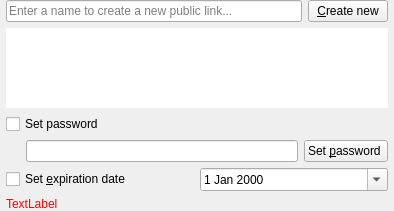
Above: src/gui/sharelinkwidget.ui from yufish/desktop before the change. Below: the same form after it.
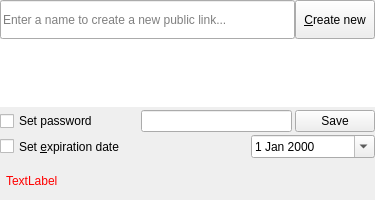
That is the form after the change.

Commit message: Better size policy for the share dialog.

Patch:
```diff
--- a/src/gui/sharelinkwidget.ui
+++ b/src/gui/sharelinkwidget.ui
@@ -6,45 +6,66 @@
    <rect>
     <x>0</x>
     <y>0</y>
-    <width>394</width>
-    <height>211</height>
+    <width>375</width>
+    <height>200</height>
    </rect>
   </property>
   <property name="sizePolicy">
-   <sizepolicy hsizetype="Expanding" vsizetype="Preferred">
+   <sizepolicy hsizetype="Minimum" vsizetype="Minimum">
     <horstretch>0</horstretch>
     <verstretch>0</verstretch>
    </sizepolicy>
   </property>
+  <property name="minimumSize">
+   <size>
+    <width>375</width>
+    <height>0</height>
+   </size>
+  </property>
   <property name="windowTitle">
    <string>Share NewDocument.odt</string>
   </property>
   <layout class="QVBoxLayout" name="verticalLayout">
    <property name="spacing">
-    <number>6</number>
+    <number>0</number>
    </property>
    <property name="sizeConstraint">
-    <enum>QLayout::SetDefaultConstraint</enum>
+    <enum>QLayout::SetMinimumSize</enum>
    </property>
    <property name="leftMargin">
-    <number>6</number>
+    <number>0</number>
    </property>
    <property name="topMargin">
     <number>0</number>
    </property>
    <property name="rightMargin">
-    <number>6</number>
+    <number>0</number>
    </property>
    <property name="bottomMargin">
     <number>0</number>
    </property>
    <item>
     <layout class="QHBoxLayout" name="horizontalLayout_create">
+     <property name="spacing">
+      <number>0</number>
+     </property>
      <property name="sizeConstraint">
-      <enum>QLayout::SetFixedSize</enum>
+      <enum>QLayout::SetMinimumSize</enum>
      </property>
      <item>
       <widget class="QLineEdit" name="nameLineEdit">
+       <property name="sizePolicy">
+        <sizepolicy hsizetype="MinimumExpanding" vsizetype="Minimum">
+         <horstretch>0</horstretch>
+         <verstretch>0</verstretch>
+        </sizepolicy>
+       </property>
+       <property name="minimumSize">
+        <size>
+         <width>293</width>
+         <height>0</height>
+        </size>
+       </property>
        <property name="placeholderText">
         <string>Enter a name to create a new public link...</string>
        </property>
@@ -52,6 +73,18 @@
      </item>
      <item>
       <widget class="QPushButton" name="createShareButton">
+       <property name="sizePolicy">
+        <sizepolicy hsizetype="Minimum" vsizetype="Minimum">
+         <horstretch>0</horstretch>
+         <verstretch>0</verstretch>
+        </sizepolicy>
+       </property>
+       <property name="minimumSize">
+        <size>
+         <width>80</width>
+         <height>0</height>
+        </size>
+       </property>
        <property name="text">
         <string>&amp;Create new</string>
        </property>
@@ -62,11 +95,17 @@
    <item>
     <widget class="QTableWidget" name="linkShares">
      <property name="sizePolicy">
-      <sizepolicy hsizetype="Expanding" vsizetype="Preferred">
+      <sizepolicy hsizetype="Minimum" vsizetype="Minimum">
        <horstretch>0</horstretch>
        <verstretch>0</verstretch>
       </sizepolicy>
      </property>
+     <property name="minimumSize">
+      <size>
+       <width>375</width>
+       <height>0</height>
+      </size>
+     </property>
      <property name="frameShape">
       <enum>QFrame::NoFrame</enum>
      </property>
@@ -76,6 +115,9 @@
      <property name="horizontalScrollBarPolicy">
       <enum>Qt::ScrollBarAlwaysOff</enum>
      </property>
+     <property name="sizeAdjustPolicy">
+      <enum>QAbstractScrollArea::AdjustToContents</enum>
+     </property>
      <property name="selectionMode">
       <enum>QAbstractItemView::SingleSelection</enum>
      </property>
@@ -104,25 +146,52 @@
    </item>
    <item>
     <widget class="QWidget" name="shareProperties" native="true">
-     <layout class="QGridLayout" name="gridLayout_2">
+     <property name="sizePolicy">
+      <sizepolicy hsizetype="Minimum" vsizetype="Minimum">
+       <horstretch>0</horstretch>
+       <verstretch>0</verstretch>
+      </sizepolicy>
+     </property>
+     <property name="minimumSize">
+      <size>
+       <width>375</width>
+       <height>0</height>
+      </size>
+     </property>
+     <layout class="QGridLayout" name="gridLayout_2" columnstretch="0">
+      <property name="sizeConstraint">
+       <enum>QLayout::SetMinimumSize</enum>
+      </property>
       <property name="leftMargin">
        <number>0</number>
       </property>
       <property name="topMargin">
-       <number>0</number>
+       <number>3</number>
       </property>
       <property name="rightMargin">
        <number>0</number>
       </property>
       <property name="bottomMargin">
+       <number>3</number>
+      </property>
+      <property name="horizontalSpacing">
        <number>0</number>
       </property>
+      <property name="verticalSpacing">
+       <number>3</number>
+      </property>
       <item row="2" column="0">
-       <layout class="QHBoxLayout" name="horizontalLayout_password">
+       <layout class="QHBoxLayout" name="horizontalLayout_password" stretch="1,0,2,0">
+        <property name="spacing">
+         <number>3</number>
+        </property>
+        <property name="sizeConstraint">
+         <enum>QLayout::SetMinimumSize</enum>
+        </property>
         <item>
          <widget class="QCheckBox" name="checkBox_password">
           <property name="sizePolicy">
-           <sizepolicy hsizetype="Maximum" vsizetype="Maximum">
+           <sizepolicy hsizetype="Minimum" vsizetype="Minimum">
             <horstretch>0</horstretch>
             <verstretch>0</verstretch>
            </sizepolicy>
@@ -145,15 +214,14 @@
           </property>
          </spacer>
         </item>
-       </layout>
-      </item>
-      <item row="3" column="0">
-       <layout class="QHBoxLayout" name="horizontalLayout">
-        <property name="leftMargin">
-         <number>20</number>
-        </property>
         <item>
          <widget class="QLineEdit" name="lineEdit_password">
+          <property name="sizePolicy">
+           <sizepolicy hsizetype="MinimumExpanding" vsizetype="Minimum">
+            <horstretch>0</horstretch>
+            <verstretch>0</verstretch>
+           </sizepolicy>
+          </property>
           <property name="echoMode">
            <enum>QLineEdit::Password</enum>
           </property>
@@ -162,25 +230,43 @@
         <item>
          <widget class="QPushButton" name="pushButton_setPassword">
           <property name="sizePolicy">
-           <sizepolicy hsizetype="Preferred" vsizetype="Fixed">
+           <sizepolicy hsizetype="Minimum" vsizetype="Minimum">
             <horstretch>0</horstretch>
             <verstretch>0</verstretch>
            </sizepolicy>
           </property>
+          <property name="minimumSize">
+           <size>
+            <width>60</width>
+            <height>0</height>
+           </size>
+          </property>
           <property name="text">
-           <string>Set &amp;password </string>
+           <string>Save</string>
           </property>
          </widget>
         </item>
        </layout>
       </item>
-      <item row="5" column="0">
-       <layout class="QHBoxLayout" name="horizontalLayout_expire">
+      <item row="4" column="0">
+       <layout class="QHBoxLayout" name="horizontalLayout_expire" stretch="2,1">
+        <property name="spacing">
+         <number>3</number>
+        </property>
+        <property name="sizeConstraint">
+         <enum>QLayout::SetMinimumSize</enum>
+        </property>
         <property name="leftMargin">
          <number>0</number>
         </property>
         <item>
          <widget class="QCheckBox" name="checkBox_expire">
+          <property name="sizePolicy">
+           <sizepolicy hsizetype="Minimum" vsizetype="Minimum">
+            <horstretch>0</horstretch>
+            <verstretch>0</verstretch>
+           </sizepolicy>
+          </property>
           <property name="text">
            <string>Set &amp;expiration date</string>
           </property>
@@ -188,6 +274,12 @@
         </item>
         <item>
          <widget class="QDateEdit" name="calendar">
+          <property name="sizePolicy">
+           <sizepolicy hsizetype="MinimumExpanding" vsizetype="Minimum">
+            <horstretch>0</horstretch>
+            <verstretch>0</verstretch>
+           </sizepolicy>
+          </property>
           <property name="calendarPopup">
            <bool>true</bool>
           </property>
@@ -201,11 +293,17 @@
    <item>
     <widget class="QLabel" name="errorLabel">
      <property name="sizePolicy">
-      <sizepolicy hsizetype="MinimumExpanding" vsizetype="Preferred">
+      <sizepolicy hsizetype="Minimum" vsizetype="Preferred">
        <horstretch>0</horstretch>
        <verstretch>0</verstretch>
       </sizepolicy>
      </property>
+     <property name="minimumSize">
+      <size>
+       <width>375</width>
+       <height>0</height>
+      </size>
+     </property>
      <property name="palette">
       <palette>
        <active>
@@ -249,6 +347,18 @@
      <property name="textFormat">
       <enum>Qt::PlainText</enum>
      </property>
+     <property name="alignment">
+      <set>Qt::AlignLeading|Qt::AlignLeft|Qt::AlignVCenter</set>
+     </property>
+     <property name="wordWrap">
+      <bool>true</bool>
+     </property>
+     <property name="margin">
+      <number>6</number>
+     </property>
+     <property name="indent">
+      <number>6</number>
+     </property>
     </widget>
    </item>
   </layout>
```
Left out of the diff: 4 changed lines with no effect on the pictures. The commit also changes 3 other files.
